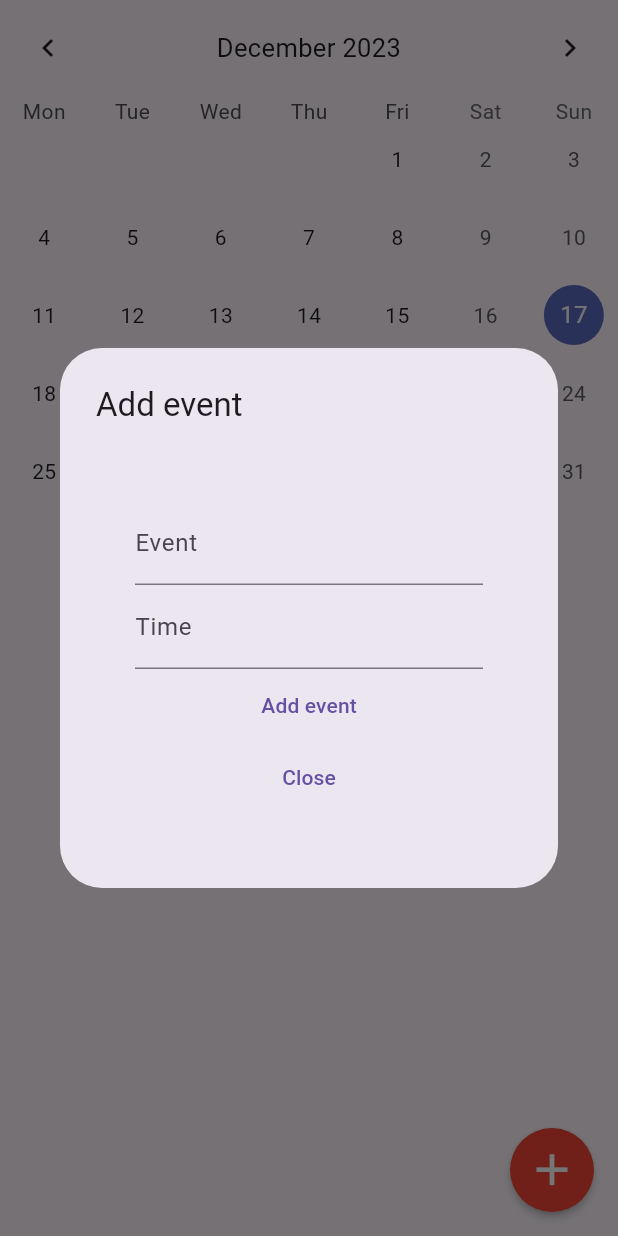
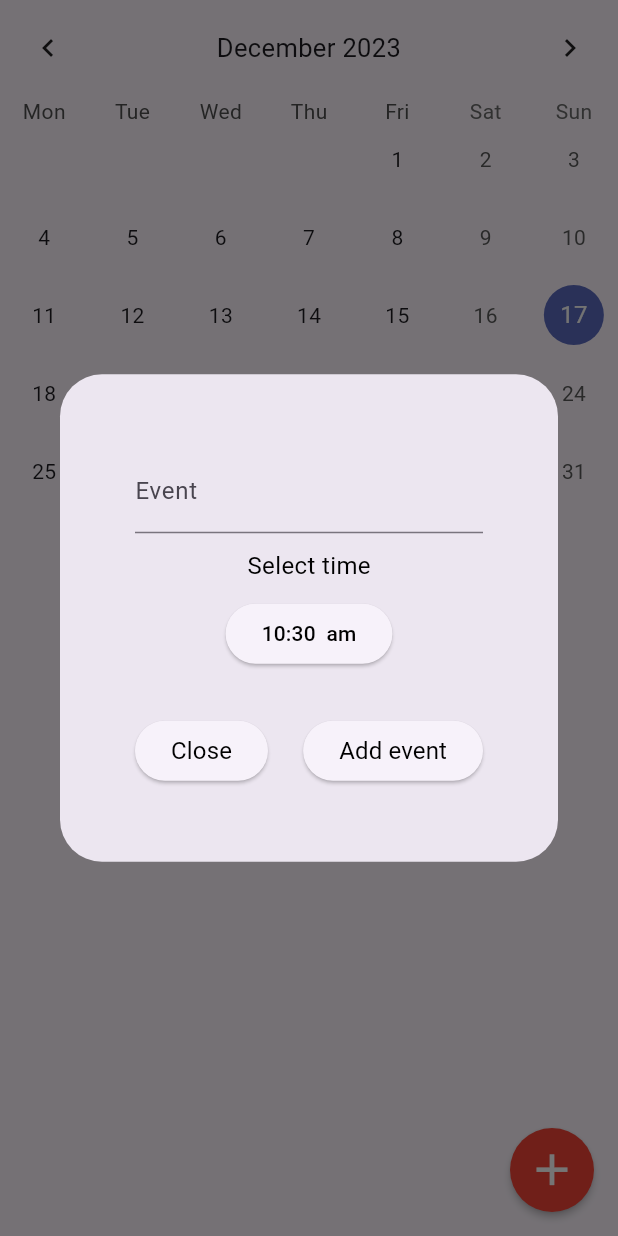
Before and after one commit to llsasas/ITU, a Flutter app: the TableEvents screen opened directly, after a tap on the "add" icon, on a phone screen of 412 x 824 dp. Run offline on Flutter 3.47's test engine with Material 3 defaults, Android fonts, the phone set to English and light mode, and no system bars; drawn by our look-alikes of table_calendar; our stand-ins replace cached_network_image, file_picker, firebase_auth, firebase_core, firebase_database, firebase_storage and 2 more; accounts and stored records are empty; network calls fail.

Commit message:
Changed the UI of the forms for adding spots and events

```diff
--- a/lib/Widgets/calendar.dart
+++ b/lib/Widgets/calendar.dart
@@ -1,5 +1,6 @@
 import 'package:flutter/material.dart';
 import 'package:ituapp/BE/events.dart';
+import 'package:ituapp/Widgets/time_picker.dart';
 import 'package:table_calendar/table_calendar.dart';
 
 class TableEvents extends StatefulWidget {
@@ -11,7 +12,7 @@ class TableEventsState extends State<TableEvents> {
   late final ValueNotifier<List<Event>> _selectedEvents;
   CalendarFormat _calendarFormat = CalendarFormat.month;
   final TextEditingController _controllername = TextEditingController();
-  final TextEditingController _controllerdescription = TextEditingController();
+  //final TextEditingController _controllerdescription = TextEditingController();
   RangeSelectionMode _rangeSelectionMode = RangeSelectionMode
       .toggledOff; // Can be toggled on/off by longpressing a date
   DateTime _focusedDay = DateTime.now();
@@ -33,11 +34,8 @@ class TableEventsState extends State<TableEvents> {
     super.dispose();
   }
 
-  //TODO potreba doimplementovat napojeni na BE
-
   List<Event> _getEventsForDay(DateTime day) {
-    // Implementation example
-    return eventslist[day]??[];
+    return eventslist[day] ?? [];
   }
 
   List<DateTime> daysInRange(DateTime first, DateTime last) {
@@ -48,10 +46,7 @@ class TableEventsState extends State<TableEvents> {
     );
   }
 
-  //TODO nefunkcni, potreba dodelat napojeni na BE
-
   List<Event> _getEventsForRange(DateTime start, DateTime end) {
-    // Implementation example
     final days = daysInRange(start, end);
 
     return [
@@ -64,7 +59,7 @@ class TableEventsState extends State<TableEvents> {
       setState(() {
         _selectedDay = selectedDay;
         _focusedDay = focusedDay;
-        _rangeStart = null; // Important to clean those
+        _rangeStart = null; //
         _rangeEnd = null;
         _rangeSelectionMode = RangeSelectionMode.toggledOff;
       });
@@ -78,7 +73,7 @@ class TableEventsState extends State<TableEvents> {
     TextEditingController controller,
   ) {
     return Container(
-      width: 200,
+      width: 230,
       child: TextField(
         controller: controller,
         decoration: InputDecoration(labelText: title),
@@ -108,25 +103,63 @@ class TableEventsState extends State<TableEvents> {
       context: context,
       builder: (BuildContext context) {
         return SimpleDialog(
-          title: const Text("Add event"),
+          //title: const Text("Add event"),
           contentPadding: const EdgeInsets.all(50.0),
           children: <Widget>[
             _entryField('Event', _controllername),
-            _entryField('Time', _controllerdescription),
-            TextButton(
+            const SizedBox(height: 10),
+            const Center(
+              child: Text(
+                "Select time",
+                style: TextStyle(
+                    color: Colors.black,
+                    fontSize: 16,
+                    fontWeight: FontWeight.normal),
+              ),
+            ),
+            const SizedBox(height: 10),
+            const WidgetTimePicker(),
+            const SizedBox(height: 30),
+            Row(
+              children: [
+                ElevatedButton(
                   onPressed: () {
-                eventslist.addAll({_selectedDay!:[Event(eventname: _controllername.text, time: _controllerdescription.text)]});
+                    Navigator.of(context).pop();
+                  },
+                  child: const Text(
+                    "Close",
+                    style: TextStyle(
+                        color: Colors.black,
+                        fontSize: 16,
+                        fontWeight: FontWeight.normal),
+                  ),
+                ),
+                const Spacer(),
+                ElevatedButton(
+                  onPressed: () {
+                    final List<Event> eventsForDay =
+                        eventslist[_selectedDay!] ?? [];
+
+                    eventsForDay.add(Event(
+                      eventname: _controllername.text,
+                      time: chosen_time.format(context),
+                    ));
+
+                    eventslist[_selectedDay!] = eventsForDay;
+
                     Navigator.of(context).pop();
                     _selectedEvents.value = _getEventsForDay(_selectedDay!);
                   },
-              child: const Text("Add event"),
+                  child: const Text(
+                    "Add event",
+                    style: TextStyle(
+                        color: Colors.black,
+                        fontSize: 16,
+                        fontWeight: FontWeight.normal),
                   ),
-            TextButton(
-              onPressed: () {
-                Navigator.of(context).pop(); // Zavře nové okno
-              },
-              child: const Text("Close"),
                 ),
+              ],
+            )
           ],
         );
       },
@@ -142,7 +175,6 @@ class TableEventsState extends State<TableEvents> {
       _rangeSelectionMode = RangeSelectionMode.toggledOn;
     });
 
-    // `start` or `end` could be null
     if (start != null && end != null) {
       _selectedEvents.value = _getEventsForRange(start, end);
     } else if (start != null) {
@@ -156,14 +188,17 @@ class TableEventsState extends State<TableEvents> {
   Widget build(BuildContext context) {
     return Scaffold(
       floatingActionButton: _button(),
-      body: Column(children: [TableCalendar<Event>(
+      body: Column(
+        children: [
+          TableCalendar<Event>(
             firstDay: DateTime.utc(2018, 1, 1),
             lastDay: DateTime.utc(2035, 12, 12),
             focusedDay: _focusedDay,
             selectedDayPredicate: (day) => isSameDay(_selectedDay, day),
             rangeStartDay: _rangeStart,
             rangeEndDay: _rangeEnd,
-      headerStyle: HeaderStyle(formatButtonVisible: false, titleCentered: true),
+            headerStyle:
+                HeaderStyle(formatButtonVisible: false, titleCentered: true),
             calendarFormat: _calendarFormat,
             rangeSelectionMode: _rangeSelectionMode,
             eventLoader: _getEventsForDay,
@@ -184,22 +219,30 @@ class TableEventsState extends State<TableEvents> {
               _focusedDay = focusedDay;
             },
           ),
-    const SizedBox(height: 10,),
+          const SizedBox(
+            height: 10,
+          ),
           Expanded(
-      child:
-        ValueListenableBuilder(valueListenable: _selectedEvents, builder: (context, value,_){
-          return ListView.builder(itemCount: value.length,itemBuilder: (context, index)
-          {
+            child: ValueListenableBuilder(
+                valueListenable: _selectedEvents,
+                builder: (context, value, _) {
+                  return ListView.builder(
+                      itemCount: value.length,
+                      itemBuilder: (context, index) {
                         return Container(
-              margin: EdgeInsets.symmetric(horizontal: 12, vertical: 4),
-              decoration: BoxDecoration(border: Border.all(), borderRadius: BorderRadius.circular(12)),
-              child: ListTile(onTap: () => print(""),
-                title: Text('Time:${value[index].time} Event: ${value[index].eventname}'),
+                          margin:
+                              EdgeInsets.symmetric(horizontal: 12, vertical: 4),
+                          decoration: BoxDecoration(
+                              border: Border.all(),
+                              borderRadius: BorderRadius.circular(12)),
+                          child: ListTile(
+                            onTap: () => print(""),
+                            title: Text(
+                                'Event: ${value[index].eventname}     Time:${value[index].time}'),
                           ),
                         );
                       });
                 }),
-
           )
         ],
       ),
--- /dev/null
+++ b/lib/Widgets/time_picker.dart
@@ -0,0 +1,50 @@
+
+
+import 'package:flutter/material.dart';
+
+  TimeOfDay chosen_time = TimeOfDay.now();
+
+class WidgetTimePicker extends StatefulWidget
+{
+  const WidgetTimePicker({Key? key}) : super(key: key);
+
+  @override
+  WidgetTimePickerState createState(){
+    return WidgetTimePickerState();
+  }
+}
+
+class WidgetTimePickerState extends State<WidgetTimePicker>
+{
+  @override
+  Widget build(BuildContext context)
+  {
+    return Container(
+      child: Row(
+        mainAxisAlignment: MainAxisAlignment.center,
+        children: [
+          ElevatedButton(onPressed: ()async{
+            final TimeOfDay? timeOfDay = await showTimePicker(context: context,
+             initialTime: chosen_time,
+             initialEntryMode: TimePickerEntryMode.dial,
+             );
+             if(timeOfDay!= null)
+             {
+              setState(()
+              {
+                chosen_time = timeOfDay;
+              }
+              );
+             }
+          },
+           child: Text("${chosen_time.hour}:${chosen_time.minute == 0 ? '00' : chosen_time.minute < 10 ? '0${chosen_time.minute}' : chosen_time.minute}  ${chosen_time.period.toString().split('.').last}",
+           style: TextStyle(
+            fontSize: 14,
+            color: Colors.black,
+           ),),
+           )
+        ],
+      ),
+    );
+  }
+}
--- a/lib/pages/profile_page.dart
+++ b/lib/pages/profile_page.dart
@@ -59,9 +59,9 @@ class ProfilePage extends StatelessWidget {
                 Column(
                   crossAxisAlignment: CrossAxisAlignment.start,
                   children: <Widget>[
-                    Text("John Doe"),
+                    const Text("John Doe"),
                     Text(email),
-                    Text("status")
+                    const Text("status")
                   ],
                 ),
                 const Spacer(),
--- a/lib/pages/spotDescription.dart
+++ b/lib/pages/spotDescription.dart
@@ -17,7 +17,7 @@ class SpotDescription extends StatelessWidget {
           style: TextStyle(
             fontWeight: FontWeight.normal,
             fontSize: 25.0,
-            color: const Color.fromRGBO(238, 230, 230, 1),
+            color: Color.fromRGBO(238, 230, 230, 1),
           ),
         ),
         centerTitle: true,
```
Also changed, not shown: lib/Widgets/dropdownlevel.dart (added, +53 -0 lines), lib/Widgets/spotform.dart (+35 -12 lines), lib/pages/googlemaps.dart (+54 -19 lines), lib/pages/personal_informations.dart (+14 -13 lines). Lines whose indentation alone changed are shown as unchanged.
